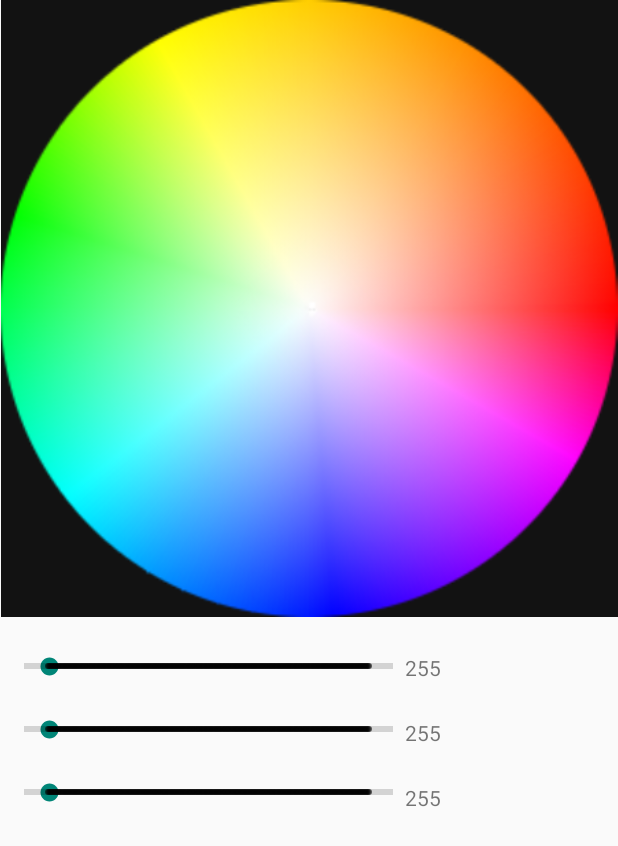
After one commit to Luis29178/BlueApp, an Android app: the layout color_piker.xml on its own in the app's theme, with its tools: preview values and no code run, on a phone screen of 412 x 824 dp. The commit adds this screen. Shown: the top 846 px of the screen. Run offline under Robolectric (Android 15) with nearby library versions, the phone set to English and light mode, and no system bars.

Commit message:
Color piker dialog --- meehh colorclass

```diff
--- /dev/null
+++ b/app/src/main/java/com/example/theblueapp/Color_Dialog.java
@@ -0,0 +1,69 @@
+package com.example.theblueapp;
+
+
+import android.app.AlertDialog;
+import android.app.Dialog;
+import android.content.DialogInterface;
+import android.os.Bundle;
+import android.view.LayoutInflater;
+import android.view.View;
+import android.widget.ImageView;
+import android.widget.ProgressBar;
+import android.widget.SeekBar;
+import android.widget.TextView;
+
+import androidx.annotation.NonNull;
+import androidx.annotation.Nullable;
+import androidx.appcompat.app.AppCompatDialogFragment;
+
+public class Color_Dialog extends AppCompatDialogFragment {
+    private ImageView Color_wheel;
+    private SeekBar Red;
+    private TextView RedVal;
+    private ProgressBar _Red;
+    private SeekBar Green;
+    private TextView GreenVal;
+    private ProgressBar _Green;
+    private SeekBar Blue;
+    private TextView BlueVal;
+    private ProgressBar _Blue;
+
+
+
+    @Override
+    public Dialog onCreateDialog(Bundle savedInstanceState) {
+
+
+        AlertDialog.Builder builder = new AlertDialog.Builder(getActivity());
+        LayoutInflater inflater = getActivity().getLayoutInflater();
+        View view = inflater.inflate(R.layout.color_piker, null);
+
+        //region DialogButtons
+        builder.setView((view)).setTitle("Color Wheel")
+                .setNegativeButton("Cancel", new DialogInterface.OnClickListener() {
+            @Override
+            public void onClick(DialogInterface dialog, int which) {
+
+            }
+        })
+                .setPositiveButton("Ok", new DialogInterface.OnClickListener() {
+            @Override
+            public void onClick(DialogInterface dialog, int which) {
+
+            }
+        });
+        //endregion
+
+        Color_wheel = view.findViewById(R.id.ColorWheelHUE);
+        Red = view.findViewById(R.id.RedBar);
+        RedVal = view.findViewById(R.id.RedVal);
+        _Red = view.findViewById(R.id.RedPro);
+        Green = view.findViewById(R.id.GreenBar);
+        GreenVal = view.findViewById(R.id.GreenVal);
+        _Green = view.findViewById(R.id.GreenPro);
+        Red = view.findViewById(R.id.BlueBar);
+        RedVal = view.findViewById(R.id.BlueVal);
+        _Red = view.findViewById(R.id.BluePro);
+        return super.onCreateDialog(savedInstanceState);
+    }
+}
--- a/app/src/main/java/com/example/theblueapp/MainActivity.java
+++ b/app/src/main/java/com/example/theblueapp/MainActivity.java
@@ -71,6 +71,7 @@ public class MainActivity extends AppCompatActivity implements View.OnClickListe
     private BluetoothDevice mSelectedDevice;
     private final ArrayList<BluetoothDevice> mDeviceList = new ArrayList<>();
     //endregion
+
 
 
     //region On CreateMethod @Override
@@ -159,26 +160,24 @@ public class MainActivity extends AppCompatActivity implements View.OnClickListe
             public void onClick(View v) {
 
 
+                byte[] temp;
                 if (onoff == 1)
                 {
-                    byte[] temp = {(byte) 255 , (byte) 255, (byte) 255};
+                    temp = new byte[]{(byte) 255, (byte) 255, (byte) 255};
                     SelectedColor = 0;
                     String test = Integer.toHexString(SelectedColor);
                     bytes = temp ;
                     onoff = 0;
-                    SendBTMessage(bytes);
                 }
                 else
                 {
-                    byte[] temp = { (byte)0 , (byte)0, (byte)0};
+                    temp = new byte[]{(byte) 0, (byte) 0, (byte) 0};
                     SelectedColor = Color.WHITE;
                     String test = Integer.toHexString(SelectedColor);
                     bytes = temp;
                     onoff = 1;
-                    SendBTMessage(bytes);
                 }
-
-
+                SendBTMessage(bytes);
 
 
                 DisableOpacityBar(mOpasityBar,mOseekbar,mOpasitytext);
@@ -212,6 +211,7 @@ public class MainActivity extends AppCompatActivity implements View.OnClickListe
     //endregion
 
 
+
     //region BTSendRunnable Class
     class BTSendThread implements Runnable
     {
@@ -236,7 +236,11 @@ public class MainActivity extends AppCompatActivity implements View.OnClickListe
     //region OpenColorPicker
     public void openColorPicker()
     {
-        AmbilWarnaDialog colorWheel = new AmbilWarnaDialog(this, SelectedColor, new AmbilWarnaDialog.OnAmbilWarnaListener() {
+
+            Color_Dialog Colorwheezl = new Color_Dialog();
+            Colorwheezl.show(getSupportFragmentManager(),"ColorWheel");
+
+        /*AmbilWarnaDialog colorWheel = new AmbilWarnaDialog(this, SelectedColor, new AmbilWarnaDialog.OnAmbilWarnaListener() {
             @Override
             public void onCancel(AmbilWarnaDialog dialog) {
 
@@ -266,7 +270,7 @@ public class MainActivity extends AppCompatActivity implements View.OnClickListe
 
             }
         });
-        colorWheel.show();
+        colorWheel.show();*/
     }
     //endregion
 
@@ -304,7 +308,7 @@ public class MainActivity extends AppCompatActivity implements View.OnClickListe
                 OutputStream OutPut = mSocket.getOutputStream();
 
 
-                OutPut.write(SelectedColor);
+                OutPut.write(_message);
 
 
             } catch (IOException ioException) {
@@ -403,7 +407,6 @@ public class MainActivity extends AppCompatActivity implements View.OnClickListe
     }
     //endregion
 
-
     //region Preset Button color get/ send Method
     @Override
     public void onClick(View v) {
--- /dev/null
+++ b/app/src/main/res/layout/color_piker.xml
@@ -0,0 +1,133 @@
+<?xml version="1.0" encoding="utf-8"?>
+<androidx.constraintlayout.widget.ConstraintLayout xmlns:android="http://schemas.android.com/apk/res/android"
+    xmlns:app="http://schemas.android.com/apk/res-auto"
+    xmlns:tools="http://schemas.android.com/tools"
+    android:layout_width="match_parent"
+    android:layout_height="match_parent">
+
+    <ImageView
+        android:id="@+id/ColorWheelHUE"
+        android:layout_width="0dp"
+        android:layout_height="411dp"
+        app:layout_constraintEnd_toEndOf="parent"
+        app:layout_constraintStart_toStartOf="parent"
+        app:layout_constraintTop_toTopOf="parent"
+        app:srcCompat="@drawable/color_wheelhue" />
+
+    <SeekBar
+        android:id="@+id/RedBar"
+        style="@style/Widget.AppCompat.SeekBar.Discrete"
+        android:layout_width="0dp"
+        android:layout_height="wrap_content"
+        android:layout_marginStart="16dp"
+        android:layout_marginLeft="16dp"
+        android:layout_marginTop="24dp"
+        android:layout_marginEnd="150dp"
+        android:layout_marginRight="150dp"
+        app:layout_constraintEnd_toEndOf="parent"
+        app:layout_constraintStart_toStartOf="parent"
+        app:layout_constraintTop_toBottomOf="@+id/ColorWheelHUE"
+        android:max="255"
+        android:progress="1"/>
+    <ProgressBar
+        android:id="@+id/RedPro"
+        style="?android:attr/progressBarStyleHorizontal"
+        android:layout_width="0dp"
+        android:layout_height="0dp"
+        app:layout_constraintBottom_toBottomOf="@+id/RedBar"
+        app:layout_constraintEnd_toEndOf="@+id/RedBar"
+        app:layout_constraintStart_toStartOf="@+id/RedBar"
+        app:layout_constraintTop_toTopOf="@+id/RedBar" />
+
+    <SeekBar
+        android:id="@+id/GreenBar"
+        style="@style/Widget.AppCompat.SeekBar.Discrete"
+        android:layout_width="0dp"
+        android:layout_height="wrap_content"
+        android:layout_marginStart="16dp"
+        android:layout_marginLeft="16dp"
+        android:layout_marginTop="24dp"
+        android:layout_marginEnd="150dp"
+        android:layout_marginRight="150dp"
+        android:max="255"
+        android:progress="1"
+        app:layout_constraintEnd_toEndOf="parent"
+        app:layout_constraintHorizontal_bias="0.0"
+        app:layout_constraintStart_toStartOf="parent"
+        app:layout_constraintTop_toBottomOf="@+id/RedBar"
+        />
+    <ProgressBar
+        android:id="@+id/GreenPro"
+        style="?android:attr/progressBarStyleHorizontal"
+        android:layout_width="0dp"
+        android:layout_height="0dp"
+        app:layout_constraintBottom_toBottomOf="@+id/GreenBar"
+        app:layout_constraintEnd_toEndOf="@+id/GreenBar"
+        app:layout_constraintStart_toStartOf="@+id/GreenBar"
+        app:layout_constraintTop_toTopOf="@+id/GreenBar"
+            />
+
+
+    <SeekBar
+        android:id="@+id/BlueBar"
+        style="@style/Widget.AppCompat.SeekBar.Discrete"
+        android:layout_width="0dp"
+        android:layout_height="wrap_content"
+        android:layout_marginStart="16dp"
+        android:layout_marginLeft="16dp"
+        android:layout_marginTop="24dp"
+        android:layout_marginEnd="150dp"
+        android:layout_marginRight="150dp"
+        app:layout_constraintEnd_toEndOf="parent"
+        app:layout_constraintStart_toStartOf="parent"
+        app:layout_constraintTop_toBottomOf="@+id/GreenBar"
+        android:max="255"
+        android:progress="1"/>
+
+    <ProgressBar
+        android:id="@+id/BluePro"
+        style="?android:attr/progressBarStyleHorizontal"
+        android:layout_width="0dp"
+        android:layout_height="0dp"
+        app:layout_constraintBottom_toBottomOf="@+id/BlueBar"
+        app:layout_constraintEnd_toEndOf="@+id/BlueBar"
+        app:layout_constraintStart_toStartOf="@+id/BlueBar"
+        app:layout_constraintTop_toTopOf="@+id/BlueBar" />
+
+    <TextView
+        android:id="@+id/RedVal"
+        android:layout_width="wrap_content"
+        android:layout_height="wrap_content"
+        android:layout_marginStart="8dp"
+        android:layout_marginLeft="8dp"
+        android:layout_marginTop="24dp"
+        android:text="255"
+        app:layout_constraintStart_toEndOf="@+id/RedBar"
+        app:layout_constraintTop_toBottomOf="@+id/ColorWheelHUE" />
+
+    <TextView
+        android:id="@+id/GreenVal"
+        android:layout_width="wrap_content"
+        android:layout_height="wrap_content"
+        android:layout_marginStart="8dp"
+        android:layout_marginLeft="8dp"
+        android:layout_marginTop="24dp"
+        android:text="255"
+        app:layout_constraintStart_toEndOf="@+id/GreenBar"
+        app:layout_constraintTop_toBottomOf="@+id/RedVal" />
+
+    <TextView
+        android:id="@+id/BlueVal"
+        android:layout_width="wrap_content"
+        android:layout_height="wrap_content"
+        android:layout_marginStart="8dp"
+        android:layout_marginLeft="8dp"
+        android:layout_marginTop="24dp"
+        android:text="255"
+        app:layout_constraintStart_toEndOf="@+id/BlueBar"
+        app:layout_constraintTop_toBottomOf="@+id/GreenVal" />
+
+
+
+
+</androidx.constraintlayout.widget.ConstraintLayout>
```
Also changed, not shown: app/src/main/res/drawable/color_wheelhue.png (added).
